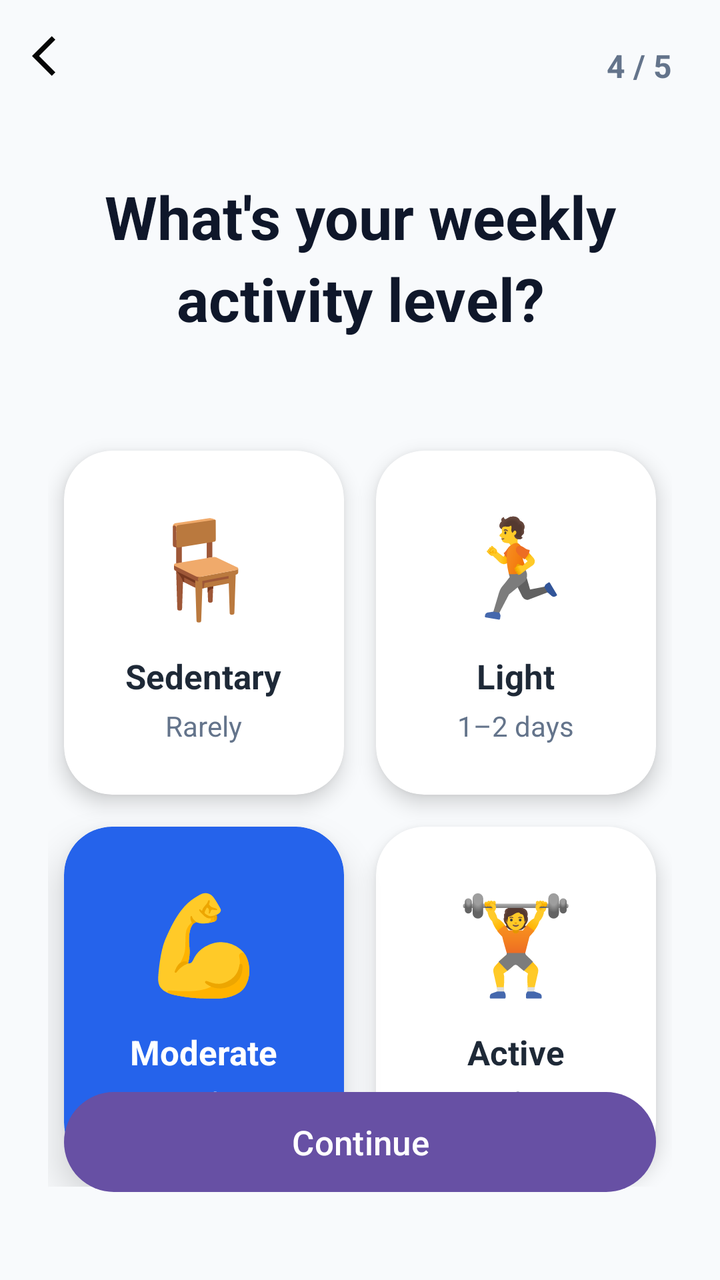
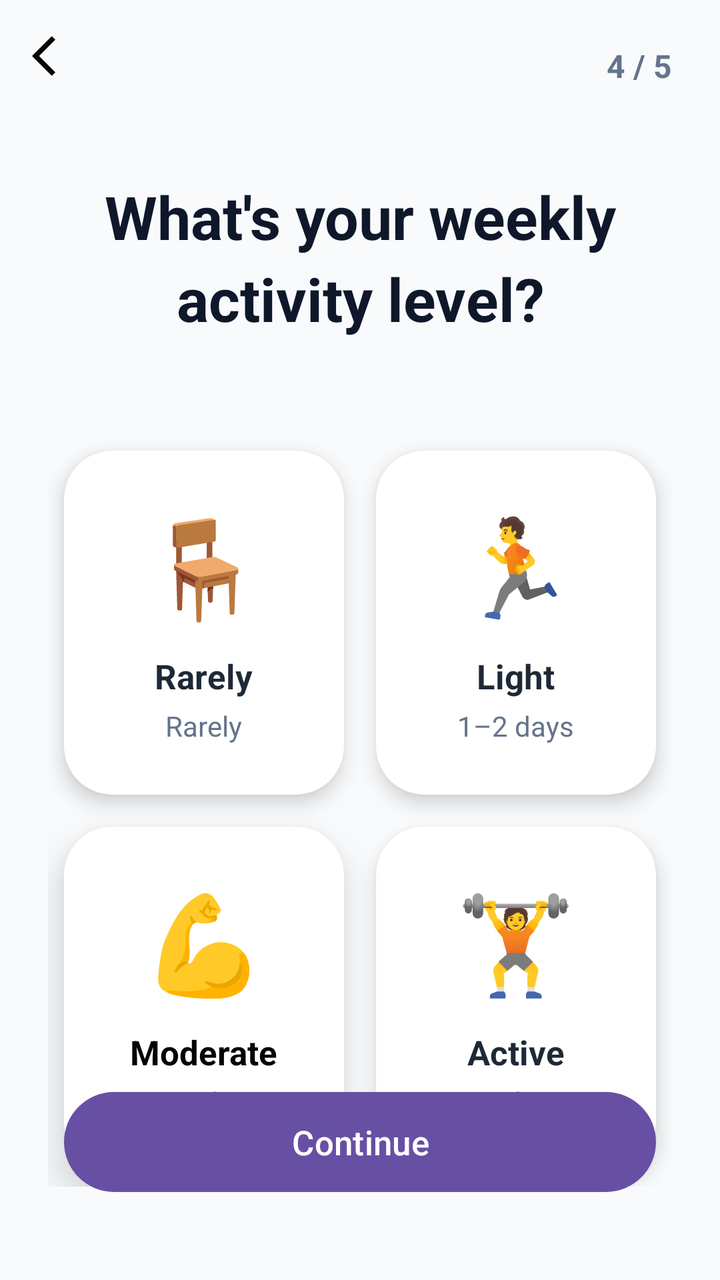

The first picture is an Android layout as it rendered before a commit; the second is the same layout after the commit. The layout source and the unified diff follow.
<!-- AndroidManifest.xml: application theme Theme.WaterReminder -->
<!-- res/layout/activity_exercise_selection.xml -->
<?xml version="1.0" encoding="utf-8"?>
<androidx.constraintlayout.widget.ConstraintLayout xmlns:android="http://schemas.android.com/apk/res/android"
    xmlns:app="http://schemas.android.com/apk/res-auto"
    android:layout_width="match_parent"
    android:layout_height="match_parent"
    android:background="#F8FAFC">

    
    <ImageView
        android:id="@+id/btn_back"
        android:layout_width="wrap_content"
        android:layout_height="wrap_content"
        android:src="@drawable/baseline_arrow_back_ios_24"
        android:padding="16dp"
        app:layout_constraintTop_toTopOf="parent"
        app:layout_constraintStart_toStartOf="parent" />

    <TextView
        android:id="@+id/tv_step"
        android:layout_width="wrap_content"
        android:layout_height="wrap_content"
        android:text="4 / 5"
        android:textSize="16sp"
        android:textColor="#64748B"
        android:textStyle="bold"
        app:layout_constraintTop_toTopOf="parent"
        app:layout_constraintEnd_toEndOf="parent"
        android:layout_marginTop="22dp"
        android:layout_marginEnd="24dp" />

    
    <TextView
        android:id="@+id/tv_title"
        android:layout_width="0dp"
        android:layout_height="wrap_content"
        android:text="What's your weekly activity level?"
        android:textSize="30sp"
        android:textColor="#0F172A"
        android:textStyle="bold"
        android:gravity="center"
        android:lineSpacingExtra="6dp"
        app:layout_constraintTop_toBottomOf="@id/btn_back"
        app:layout_constraintStart_toStartOf="parent"
        app:layout_constraintEnd_toEndOf="parent"
        android:layout_marginTop="32dp"
        android:layout_marginHorizontal="32dp" />

    
    <GridLayout
        android:id="@+id/exercise_grid"
        android:layout_width="0dp"
        android:layout_height="wrap_content"
        android:columnCount="2"
        android:rowCount="2"
        android:alignmentMode="alignMargins"
        android:useDefaultMargins="true"
        app:layout_constraintTop_toBottomOf="@id/tv_title"
        app:layout_constraintStart_toStartOf="parent"
        app:layout_constraintEnd_toEndOf="parent"
        android:layout_marginTop="48dp"
        android:layout_marginHorizontal="24dp">

        
        <androidx.cardview.widget.CardView
            android:id="@+id/option_rarely"
            android:layout_width="0dp"
            android:layout_height="172dp"
            android:layout_columnWeight="1"
            android:layout_margin="8dp"
            app:cardCornerRadius="24dp"
            app:cardElevation="6dp"
            app:cardBackgroundColor="#FFFFFF">

            <LinearLayout
                android:layout_width="match_parent"
                android:layout_height="match_parent"
                android:orientation="vertical"
                android:gravity="center">

                <TextView
                    android:layout_width="wrap_content"
                    android:layout_height="wrap_content"
                    android:text="🪑"
                    android:textSize="48sp" />

                <TextView
                    android:layout_width="wrap_content"
                    android:layout_height="wrap_content"
                    android:text="Sedentary"
                    android:textSize="17sp"
                    android:textColor="#1E2937"
                    android:textStyle="bold"
                    android:layout_marginTop="12dp" />

                <TextView
                    android:layout_width="wrap_content"
                    android:layout_height="wrap_content"
                    android:text="Rarely"
                    android:textSize="14sp"
                    android:textColor="#64748B"
                    android:layout_marginTop="4dp" />

            </LinearLayout>
        </androidx.cardview.widget.CardView>

        
        <androidx.cardview.widget.CardView
            android:id="@+id/option_light"
            android:layout_width="0dp"
            android:layout_height="172dp"
            android:layout_columnWeight="1"
            android:layout_margin="8dp"
            app:cardCornerRadius="24dp"
            app:cardElevation="6dp"
            app:cardBackgroundColor="#FFFFFF">

            <LinearLayout
                android:layout_width="match_parent"
                android:layout_height="match_parent"
                android:orientation="vertical"
                android:gravity="center">

                <TextView
                    android:layout_width="wrap_content"
                    android:layout_height="wrap_content"
                    android:text="🏃"
                    android:textSize="48sp" />

                <TextView
                    android:layout_width="wrap_content"
                    android:layout_height="wrap_content"
                    android:text="Light"
                    android:textSize="17sp"
                    android:textColor="#1E2937"
                    android:textStyle="bold"
                    android:layout_marginTop="12dp" />

                <TextView
                    android:layout_width="wrap_content"
                    android:layout_height="wrap_content"
                    android:text="1–2 days"
                    android:textSize="14sp"
                    android:textColor="#64748B"
                    android:layout_marginTop="4dp" />

            </LinearLayout>
        </androidx.cardview.widget.CardView>

        
        <androidx.cardview.widget.CardView
            android:id="@+id/option_moderate"
            android:layout_width="0dp"
            android:layout_height="172dp"
            android:layout_columnWeight="1"
            android:layout_margin="8dp"
            app:cardCornerRadius="24dp"
            app:cardElevation="12dp"
            app:cardBackgroundColor="#2563EB">

            <LinearLayout
                android:layout_width="match_parent"
                android:layout_height="match_parent"
                android:orientation="vertical"
                android:gravity="center">

                <TextView
                    android:layout_width="wrap_content"
                    android:layout_height="wrap_content"
                    android:text="💪"
                    android:textSize="48sp" />

                <TextView
                    android:layout_width="wrap_content"
                    android:layout_height="wrap_content"
                    android:text="Moderate"
                    android:textSize="17sp"
                    android:textColor="#FFFFFF"
                    android:textStyle="bold"
                    android:layout_marginTop="12dp" />

                <TextView
                    android:layout_width="wrap_content"
                    android:layout_height="wrap_content"
                    android:text="3–4 days"
                    android:textSize="14sp"
                    android:textColor="#BFDBFE"
                    android:layout_marginTop="4dp" />

            </LinearLayout>
        </androidx.cardview.widget.CardView>

        
        <androidx.cardview.widget.CardView
            android:id="@+id/option_active"
            android:layout_width="0dp"
            android:layout_height="172dp"
            android:layout_columnWeight="1"
            android:layout_margin="8dp"
            app:cardCornerRadius="24dp"
            app:cardElevation="6dp"
            app:cardBackgroundColor="#FFFFFF">

            <LinearLayout
                android:layout_width="match_parent"
                android:layout_height="match_parent"
                android:orientation="vertical"
                android:gravity="center">

                <TextView
                    android:layout_width="wrap_content"
                    android:layout_height="wrap_content"
                    android:text="🏋️"
                    android:textSize="48sp" />

                <TextView
                    android:layout_width="wrap_content"
                    android:layout_height="wrap_content"
                    android:text="Active"
                    android:textSize="17sp"
                    android:textColor="#1E2937"
                    android:textStyle="bold"
                    android:layout_marginTop="12dp" />

                <TextView
                    android:layout_width="wrap_content"
                    android:layout_height="wrap_content"
                    android:text="5+ days"
                    android:textSize="14sp"
                    android:textColor="#64748B"
                    android:layout_marginTop="4dp" />

            </LinearLayout>
        </androidx.cardview.widget.CardView>

    </GridLayout>

    
    <com.google.android.material.button.MaterialButton
        android:id="@+id/btn_next"
        android:layout_width="0dp"
        android:layout_height="58dp"
        android:text="Continue"
        android:textSize="17sp"
        app:cornerRadius="30dp"
        app:layout_constraintBottom_toBottomOf="parent"
        app:layout_constraintStart_toStartOf="parent"
        app:layout_constraintEnd_toEndOf="parent"
        android:layout_marginHorizontal="32dp"
        android:layout_marginBottom="40dp" />

</androidx.constraintlayout.widget.ConstraintLayout>
<!-- resources referenced by this layout -->
<resources>
  <!-- drawable baseline_arrow_back_ios_24 (drawable) -->
  <vector xmlns:android="http://schemas.android.com/apk/res/android" android:autoMirrored="true" android:height="24dp" android:tint="#050505" android:viewportHeight="24" android:viewportWidth="24" android:width="24dp">
        
      <path android:fillColor="@android:color/white" android:pathData="M11.67,3.87L9.9,2.1 0,12l9.9,9.9 1.77,-1.77L3.54,12z"/>
      
  </vector>
  <style name="Theme.WaterReminder" parent="Base.Theme.WaterReminder" />
  <style name="Base.Theme.WaterReminder" parent="Theme.Material3.DayNight.NoActionBar">
          
          
      </style>
</resources>

<!-- the commit's change to res/layout/activity_exercise_selection.xml (unified diff, before → after) -->
@@ -62,7 +62,7 @@
 
         
         <androidx.cardview.widget.CardView
-            android:id="@+id/option_rarely"
+            android:id="@+id/optRarely"
             android:layout_width="0dp"
             android:layout_height="172dp"
             android:layout_columnWeight="1"
@@ -86,7 +86,7 @@
                 <TextView
                     android:layout_width="wrap_content"
                     android:layout_height="wrap_content"
-                    android:text="Sedentary"
+                    android:text="Rarely"
                     android:textSize="17sp"
                     android:textColor="#1E2937"
                     android:textStyle="bold"
@@ -105,7 +105,7 @@
 
         
         <androidx.cardview.widget.CardView
-            android:id="@+id/option_light"
+            android:id="@+id/optLight"
             android:layout_width="0dp"
             android:layout_height="172dp"
             android:layout_columnWeight="1"
@@ -148,14 +148,14 @@
 
         
         <androidx.cardview.widget.CardView
-            android:id="@+id/option_moderate"
+            android:id="@+id/optModerate"
             android:layout_width="0dp"
             android:layout_height="172dp"
             android:layout_columnWeight="1"
             android:layout_margin="8dp"
             app:cardCornerRadius="24dp"
             app:cardElevation="12dp"
-            app:cardBackgroundColor="#2563EB">
+            app:cardBackgroundColor="#FFFFFF">
 
             <LinearLayout
                 android:layout_width="match_parent"
@@ -174,7 +174,7 @@
                     android:layout_height="wrap_content"
                     android:text="Moderate"
                     android:textSize="17sp"
-                    android:textColor="#FFFFFF"
+                    android:textColor="#040404"
                     android:textStyle="bold"
                     android:layout_marginTop="12dp" />
 
@@ -183,15 +183,15 @@
                     android:layout_height="wrap_content"
                     android:text="3–4 days"
                     android:textSize="14sp"
-                    android:textColor="#BFDBFE"
-                    android:layout_marginTop="4dp" />
-
-            </LinearLayout>
-        </androidx.cardview.widget.CardView>
-
-        
-        <androidx.cardview.widget.CardView
-            android:id="@+id/option_active"
+                    android:textColor="#64748B"
+                    android:layout_marginTop="4dp" />
+
+            </LinearLayout>
+        </androidx.cardview.widget.CardView>
+
+        
+        <androidx.cardview.widget.CardView
+            android:id="@+id/optActive"
             android:layout_width="0dp"
             android:layout_height="172dp"
             android:layout_columnWeight="1"
